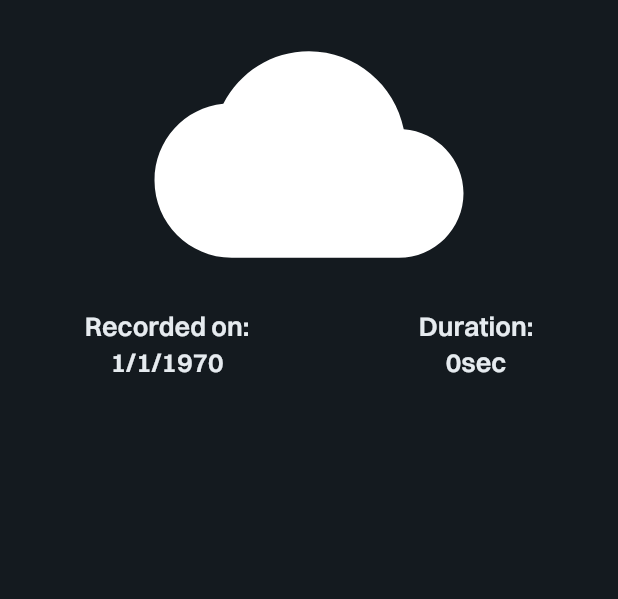
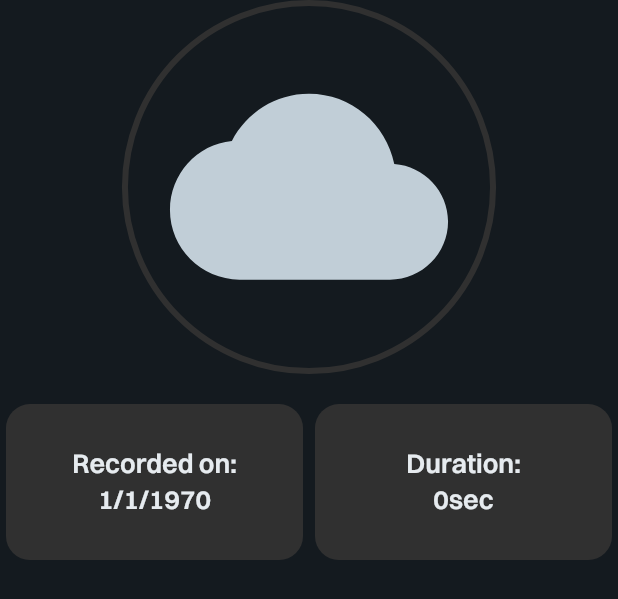
Before and after one commit to LyffLyff/FPV-Drohne, a Flutter app: the GeneralFlightData widget shown alone on an empty page, opened directly with empty values, on a phone screen of 412 x 824 dp. Shown: the top 599 px of the screen. Run offline on Flutter 3.47's test engine with Material 2 defaults, Android fonts, the phone set to English and light mode, and no system bars; our stand-ins replace cached_network_image, cloud_firestore, file_picker, firebase_auth, firebase_core, firebase_database and 5 more; accounts and stored records are empty; project files that could hold a hidden picture were left out.

Commit message:
minor design changes in previous fligths and fixed bug when saving data timestamps

```diff
--- a/lib/screens/homepage/flight_recording/previous_flight/general.dart
+++ b/lib/screens/homepage/flight_recording/previous_flight/general.dart
@@ -1,4 +1,5 @@
 import 'package:drone_2_0/extensions/extensions.dart';
+import 'package:drone_2_0/widgets/utils/helper_widgets.dart';
 import 'package:flutter/material.dart';
 
 class GeneralFlightData extends StatelessWidget {
@@ -8,6 +9,13 @@ class GeneralFlightData extends StatelessWidget {
   const GeneralFlightData(
       {super.key, required this.timestamp, required this.durationInSeconds});
 
+  BoxDecoration _getRectangleDecoration(BuildContext context) {
+    return BoxDecoration(
+        color: context.canvasColor,
+        shape: BoxShape.rectangle,
+        borderRadius: BorderRadius.circular(16));
+  }
+
   String _getFormattedDate() {
     DateTime dateTime = DateTime.fromMillisecondsSinceEpoch(timestamp * 1000);
     return "${dateTime.day}/${dateTime.month}/${dateTime.year}";
@@ -16,11 +24,9 @@ class GeneralFlightData extends StatelessWidget {
   String _getFormattedDuration() {
     if (durationInSeconds < 60) {
       return "${durationInSeconds}sec";
-    }
-    else if (durationInSeconds < 60 * 60) {
+    } else if (durationInSeconds < 60 * 60) {
       return "${durationInSeconds / 60}min ${durationInSeconds % 60}sec";
-    }
-    else {
+    } else {
       return "${durationInSeconds / 3600}h ${durationInSeconds % 60}min";
     }
   }
@@ -28,19 +34,40 @@ class GeneralFlightData extends StatelessWidget {
   @override
   Widget build(BuildContext context) {
     TextStyle? textStyle = context.textTheme.bodyMedium;
+    const double infoPadding = 4;
+    const double infoBoxHeight = 8 * 13;
     return Column(
       crossAxisAlignment: CrossAxisAlignment.start,
       children: [
-        Center(
+        DecoratedBox(
+          decoration: BoxDecoration(
+            shape: BoxShape.circle,
+            border: Border.all(width: 4, color: context.canvasColor),
+          ),
+          child: Padding(
+            padding: const EdgeInsets.all(32),
+            child: Center(
               child: Icon(
                 Icons.cloud,
-            size: MediaQuery.sizeOf(context).width * 0.5,
+                size: MediaQuery.sizeOf(context).width * 0.45,
+                color: context.primaryColor,
               ),
             ),
+          ),
+        ),
+        const VerticalSpace(),
         Row(
           mainAxisAlignment: MainAxisAlignment.spaceAround,
           children: [
-            Column(
+            Expanded(
+              child: Padding(
+                padding: const EdgeInsets.all(infoPadding),
+                child: DecoratedBox(
+                  decoration: _getRectangleDecoration(context),
+                  child: SizedBox(
+                    height: infoBoxHeight,
+                    child: Column(
+                      mainAxisAlignment: MainAxisAlignment.center,
                       children: [
                         Text(
                           "Recorded on:",
@@ -52,7 +79,19 @@ class GeneralFlightData extends StatelessWidget {
                         ),
                       ],
                     ),
-            Column(
+                  ),
+                ),
+              ),
+            ),
+            Expanded(
+              child: Padding(
+                padding: const EdgeInsets.all(infoPadding),
+                child: DecoratedBox(
+                  decoration: _getRectangleDecoration(context),
+                  child: SizedBox(
+                    height: infoBoxHeight,
+                    child: Column(
+                      mainAxisAlignment: MainAxisAlignment.center,
                       children: [
                         Text(
                           "Duration:",
@@ -64,6 +103,10 @@ class GeneralFlightData extends StatelessWidget {
                         ),
                       ],
                     ),
+                  ),
+                ),
+              ),
+            ),
           ],
         ),
       ],
--- a/lib/screens/homepage/flight_recording/previous_flights.dart
+++ b/lib/screens/homepage/flight_recording/previous_flights.dart
@@ -27,10 +27,11 @@ class PreviousFlights extends StatelessWidget {
     final bool emptyFlightRecords =
         Provider.of<DataCache>(context).previousFlights.isEmpty;
 
-    Logger().i(dataCache.previousFlightsAge);
+
+    print(DateTime.fromMillisecondsSinceEpoch(dataCache.dataAges["previousFlights"]));
 
     // checking if data needs to be reloaded
-    if (dataCache.previousFlightsAge <
+    if (dataCache.dataAges["previousFlights"] <
             (await UserProfileService().fetchDataAge(
                     userId: userId, timestampKey: "flight_data_age") ??
                 -1) ||
--- a/lib/widgets/utils/helper_widgets.dart
+++ b/lib/widgets/utils/helper_widgets.dart
@@ -19,7 +19,7 @@ class VerticalSpace extends StatelessWidget {
 class HorizontalSpace extends StatelessWidget {
   const HorizontalSpace({
     super.key,
-    this.width = 20,
+    this.width = 16,
   });
 
   final int width;
```
Also changed, not shown: lib/data/providers/data_cache.dart (+10 -6 lines). Lines whose indentation alone changed are shown as unchanged.
